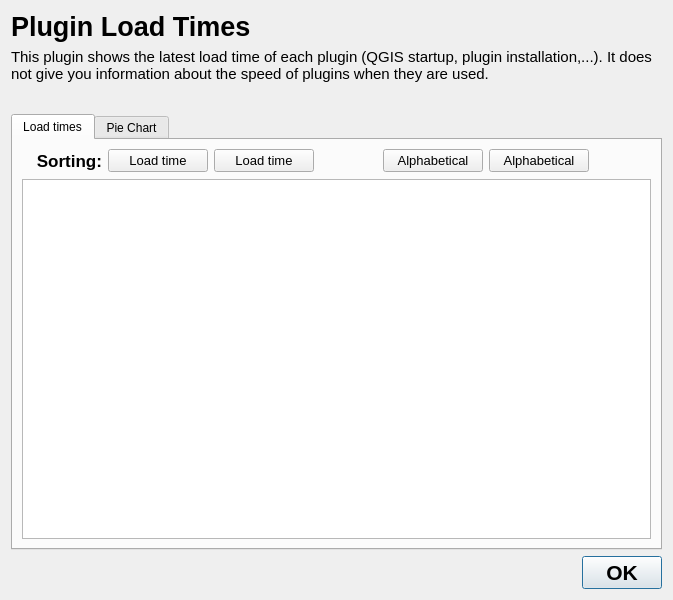
This is PluginLoadTimes/plugin_load_times_dialog_base.ui in mstuyts/Plugin-Load-Times as Qt 5 draws it before an edit. The edited form follows.
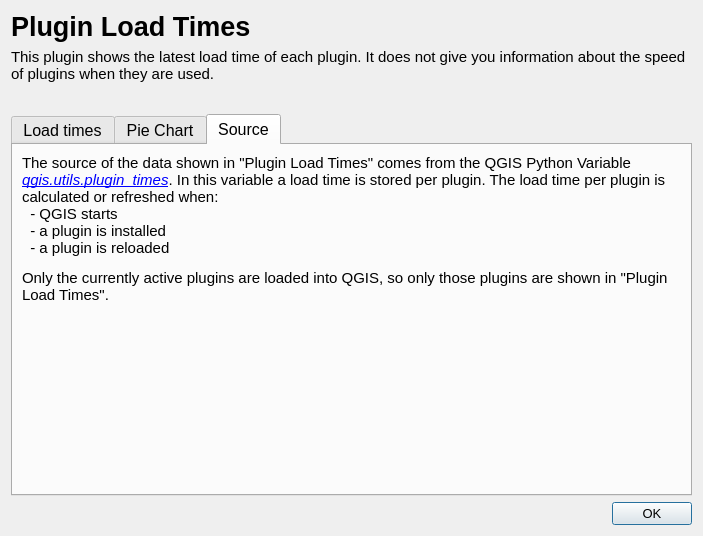
This is the edited form. Icons and pictures are not drawn.

Patch:
```diff
--- a/PluginLoadTimes/plugin_load_times_dialog_base.ui
+++ b/PluginLoadTimes/plugin_load_times_dialog_base.ui
@@ -12,8 +12,8 @@
    <rect>
     <x>0</x>
     <y>0</y>
-    <width>673</width>
-    <height>600</height>
+    <width>703</width>
+    <height>536</height>
    </rect>
   </property>
   <property name="sizePolicy">
@@ -24,7 +24,7 @@
   </property>
   <property name="minimumSize">
    <size>
-    <width>600</width>
+    <width>700</width>
     <height>100</height>
    </size>
   </property>
@@ -101,7 +101,7 @@
         <string notr="true"/>
        </property>
        <property name="text">
-        <string>&lt;html&gt;&lt;head/&gt;&lt;body&gt;&lt;p&gt;&lt;span style=&quot; font-size:11pt;&quot;&gt;This plugin shows the latest load time of each plugin (QGIS startup, plugin installation,...). It does not give you information about the speed of plugins when they are used.&lt;br/&gt;&lt;br/&gt;&lt;/span&gt;&lt;/p&gt;&lt;/body&gt;&lt;/html&gt;</string>
+        <string>&lt;html&gt;&lt;head/&gt;&lt;body&gt;&lt;p&gt;&lt;span style=&quot; font-size:11pt;&quot;&gt;This plugin shows the latest load time of each plugin. It does not give you information about the speed of plugins when they are used.&lt;br/&gt;&lt;br/&gt;&lt;/span&gt;&lt;/p&gt;&lt;/body&gt;&lt;/html&gt;</string>
        </property>
        <property name="textFormat">
         <enum>Qt::RichText</enum>
@@ -122,11 +122,19 @@
      </item>
      <item>
       <widget class="QTabWidget" name="tabWidget">
+       <property name="font">
+        <font>
+         <pointsize>12</pointsize>
+        </font>
+       </property>
        <property name="layoutDirection">
         <enum>Qt::LeftToRight</enum>
        </property>
+       <property name="autoFillBackground">
+        <bool>true</bool>
+       </property>
        <property name="currentIndex">
-        <number>0</number>
+        <number>2</number>
        </property>
        <widget class="QWidget" name="tab">
         <attribute name="title">
@@ -315,9 +323,16 @@
            <property name="minimumSize">
             <size>
              <width>0</width>
-             <height>120</height>
+             <height>0</height>
             </size>
            </property>
+           <property name="html">
+            <string>&lt;!DOCTYPE HTML PUBLIC &quot;-//W3C//DTD HTML 4.0//EN&quot; &quot;http://www.w3.org/TR/REC-html40/strict.dtd&quot;&gt;
+&lt;html&gt;&lt;head&gt;&lt;meta name=&quot;qrichtext&quot; content=&quot;1&quot; /&gt;&lt;style type=&quot;text/css&quot;&gt;
+p, li { white-space: pre-wrap; }
+&lt;/style&gt;&lt;/head&gt;&lt;body style=&quot; font-family:'MS Shell Dlg 2'; font-size:12pt; font-weight:400; font-style:normal;&quot;&gt;
+&lt;p style=&quot;-qt-paragraph-type:empty; margin-top:0px; margin-bottom:0px; margin-left:0px; margin-right:0px; -qt-block-indent:0; text-indent:0px; font-size:8pt;&quot;&gt;&lt;br /&gt;&lt;/p&gt;&lt;/body&gt;&lt;/html&gt;</string>
+           </property>
           </widget>
          </item>
         </layout>
@@ -330,7 +345,48 @@
         </attribute>
         <layout class="QGridLayout" name="gridLayout_3">
          <item row="0" column="0">
-          <widget class="QGraphicsView" name="graphicsView"/>
+          <widget class="QGraphicsView" name="graphicsView">
+           <property name="minimumSize">
+            <size>
+             <width>650</width>
+             <height>400</height>
+            </size>
+           </property>
+          </widget>
+         </item>
+        </layout>
+       </widget>
+       <widget class="QWidget" name="tab_3">
+        <attribute name="title">
+         <string>Source</string>
+        </attribute>
+        <layout class="QGridLayout" name="gridLayout_4">
+         <item row="0" column="0">
+          <widget class="QLabel" name="label_3">
+           <property name="font">
+            <font>
+             <pointsize>11</pointsize>
+            </font>
+           </property>
+           <property name="frameShape">
+            <enum>QFrame::NoFrame</enum>
+           </property>
+           <property name="text">
+            <string>&lt;html&gt;&lt;head/&gt;&lt;body&gt;&lt;p&gt;The source of the data shown in &amp;quot;Plugin Load Times&amp;quot; comes from the QGIS Python Variable &lt;a href=&quot;https://github.com/qgis/QGIS/blob/b1b647349ac5d43a6f0b1a308dd7480f11dded63/python/utils.py#L358&quot;&gt;&lt;span style=&quot; font-style:italic; text-decoration: underline; color:#0000ff;&quot;&gt;qgis.utils.plugin_times&lt;/span&gt;&lt;/a&gt;. In this variable a load time is stored per plugin. The load time per plugin is calculated or refreshed when:&lt;br/&gt;  - QGIS starts&lt;br/&gt;  - a plugin is installed&lt;br/&gt;  - a plugin is reloaded&lt;/p&gt;&lt;p&gt;Only the currently active plugins are loaded into QGIS, so only those plugins are shown in &amp;quot;Plugin Load Times&amp;quot;.&lt;/p&gt;&lt;/body&gt;&lt;/html&gt;</string>
+           </property>
+           <property name="scaledContents">
+            <bool>true</bool>
+           </property>
+           <property name="alignment">
+            <set>Qt::AlignLeading|Qt::AlignLeft|Qt::AlignTop</set>
+           </property>
+           <property name="wordWrap">
+            <bool>true</bool>
+           </property>
+           <property name="openExternalLinks">
+            <bool>true</bool>
+           </property>
+          </widget>
          </item>
         </layout>
        </widget>
@@ -340,9 +396,9 @@
       <widget class="QDialogButtonBox" name="button_box">
        <property name="font">
         <font>
-         <pointsize>16</pointsize>
-         <weight>75</weight>
-         <bold>true</bold>
+         <pointsize>10</pointsize>
+         <weight>50</weight>
+         <bold>false</bold>
         </font>
        </property>
        <property name="orientation">
```
